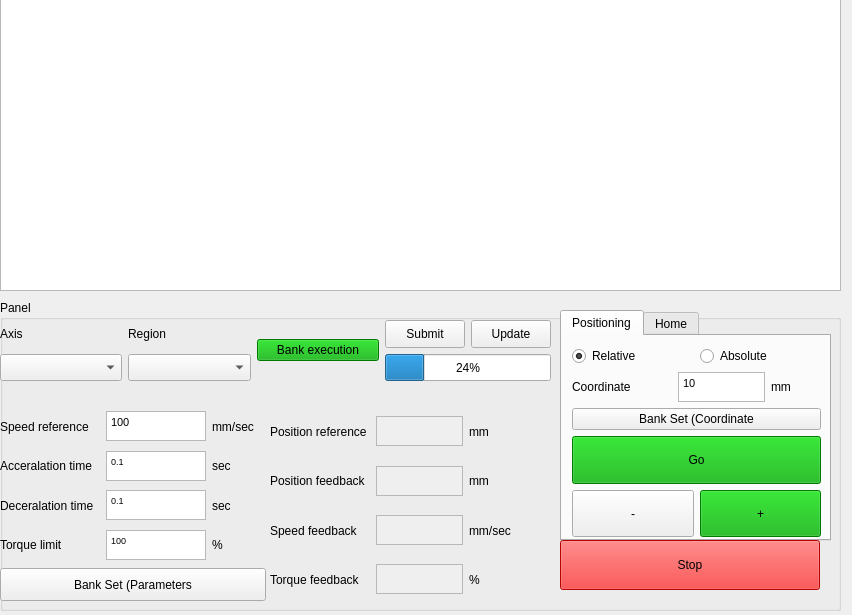
This is bank-view/frontmanaualmode.ui in smandyscom/front-base-widget as Qt 5 draws it before an edit. The edited form follows.
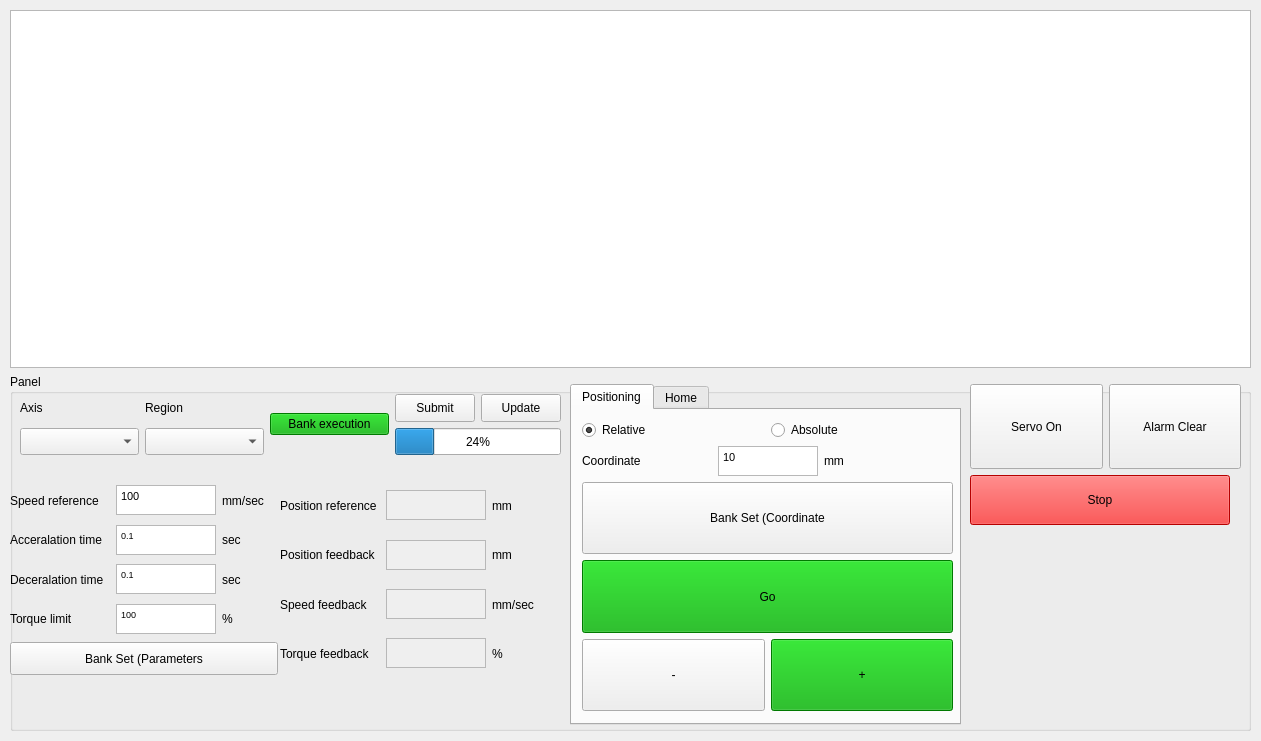
This is the edited form. The open tabs and pages were chosen to show the change.

Commit message: servo/alarm clear implemented

```diff
--- a/bank-view/frontmanaualmode.ui
+++ b/bank-view/frontmanaualmode.ui
@@ -6,8 +6,8 @@
    <rect>
     <x>0</x>
     <y>0</y>
-    <width>852</width>
-    <height>615</height>
+    <width>1261</width>
+    <height>741</height>
    </rect>
   </property>
   <property name="sizePolicy">
@@ -18,21 +18,36 @@
   </property>
   <property name="maximumSize">
    <size>
-    <width>1000</width>
-    <height>615</height>
+    <width>1261</width>
+    <height>741</height>
    </size>
   </property>
   <property name="windowTitle">
    <string>Form</string>
   </property>
-  <widget class="QGroupBox" name="groupBox_6">
+  <widget class="QWidget" name="layoutWidget">
    <property name="geometry">
     <rect>
-     <x>0</x>
-     <y>300</y>
-     <width>841</width>
-     <height>311</height>
+     <x>10</x>
+     <y>10</y>
+     <width>1241</width>
+     <height>721</height>
     </rect>
+   </property>
+   <layout class="QVBoxLayout" name="verticalLayout_9">
+    <property name="sizeConstraint">
+     <enum>QLayout::SetDefaultConstraint</enum>
+    </property>
+    <item>
+     <widget class="QTableView" name="tableViewCommandBlock"/>
+    </item>
+    <item>
+     <widget class="QGroupBox" name="groupBoxPanel">
+      <property name="sizePolicy">
+       <sizepolicy hsizetype="Expanding" vsizetype="Expanding">
+        <horstretch>0</horstretch>
+        <verstretch>0</verstretch>
+       </sizepolicy>
    </property>
    <property name="title">
     <string>Panel</string>
@@ -40,9 +55,9 @@
    <widget class="QWidget" name="layoutWidget">
     <property name="geometry">
      <rect>
-      <x>0</x>
+         <x>10</x>
       <y>20</y>
-      <width>551</width>
+         <width>541</width>
       <height>61</height>
      </rect>
     </property>
@@ -162,7 +177,7 @@
      <rect>
       <x>0</x>
       <y>110</y>
-      <width>266</width>
+         <width>268</width>
       <height>191</height>
      </rect>
     </property>
@@ -206,7 +221,7 @@
           <string>&lt;!DOCTYPE HTML PUBLIC &quot;-//W3C//DTD HTML 4.0//EN&quot; &quot;http://www.w3.org/TR/REC-html40/strict.dtd&quot;&gt;
 &lt;html&gt;&lt;head&gt;&lt;meta name=&quot;qrichtext&quot; content=&quot;1&quot; /&gt;&lt;style type=&quot;text/css&quot;&gt;
 p, li { white-space: pre-wrap; }
-&lt;/style&gt;&lt;/head&gt;&lt;body style=&quot; font-family:'MS Shell Dlg 2'; font-size:6.6pt; font-weight:400; font-style:normal;&quot;&gt;
+&lt;/style&gt;&lt;/head&gt;&lt;body style=&quot; font-family:'MS Shell Dlg 2'; font-size:7.8pt; font-weight:400; font-style:normal;&quot;&gt;
 &lt;p style=&quot; margin-top:0px; margin-bottom:0px; margin-left:0px; margin-right:0px; -qt-block-indent:0; text-indent:0px;&quot;&gt;&lt;span style=&quot; font-size:8.25pt;&quot;&gt;100&lt;/span&gt;&lt;/p&gt;&lt;/body&gt;&lt;/html&gt;</string>
          </property>
         </widget>
@@ -265,8 +280,8 @@
           <string>&lt;!DOCTYPE HTML PUBLIC &quot;-//W3C//DTD HTML 4.0//EN&quot; &quot;http://www.w3.org/TR/REC-html40/strict.dtd&quot;&gt;
 &lt;html&gt;&lt;head&gt;&lt;meta name=&quot;qrichtext&quot; content=&quot;1&quot; /&gt;&lt;style type=&quot;text/css&quot;&gt;
 p, li { white-space: pre-wrap; }
-&lt;/style&gt;&lt;/head&gt;&lt;body style=&quot; font-family:'MS Shell Dlg 2'; font-size:6.6pt; font-weight:400; font-style:normal;&quot;&gt;
-&lt;p style=&quot; margin-top:0px; margin-bottom:0px; margin-left:0px; margin-right:0px; -qt-block-indent:0; text-indent:0px;&quot;&gt;0.1&lt;/p&gt;&lt;/body&gt;&lt;/html&gt;</string>
+&lt;/style&gt;&lt;/head&gt;&lt;body style=&quot; font-family:'MS Shell Dlg 2'; font-size:7.8pt; font-weight:400; font-style:normal;&quot;&gt;
+&lt;p style=&quot; margin-top:0px; margin-bottom:0px; margin-left:0px; margin-right:0px; -qt-block-indent:0; text-indent:0px;&quot;&gt;&lt;span style=&quot; font-size:6.6pt;&quot;&gt;0.1&lt;/span&gt;&lt;/p&gt;&lt;/body&gt;&lt;/html&gt;</string>
          </property>
         </widget>
        </item>
@@ -318,8 +333,8 @@
           <string>&lt;!DOCTYPE HTML PUBLIC &quot;-//W3C//DTD HTML 4.0//EN&quot; &quot;http://www.w3.org/TR/REC-html40/strict.dtd&quot;&gt;
 &lt;html&gt;&lt;head&gt;&lt;meta name=&quot;qrichtext&quot; content=&quot;1&quot; /&gt;&lt;style type=&quot;text/css&quot;&gt;
 p, li { white-space: pre-wrap; }
-&lt;/style&gt;&lt;/head&gt;&lt;body style=&quot; font-family:'MS Shell Dlg 2'; font-size:6.6pt; font-weight:400; font-style:normal;&quot;&gt;
-&lt;p style=&quot; margin-top:0px; margin-bottom:0px; margin-left:0px; margin-right:0px; -qt-block-indent:0; text-indent:0px;&quot;&gt;0.1&lt;/p&gt;&lt;/body&gt;&lt;/html&gt;</string>
+&lt;/style&gt;&lt;/head&gt;&lt;body style=&quot; font-family:'MS Shell Dlg 2'; font-size:7.8pt; font-weight:400; font-style:normal;&quot;&gt;
+&lt;p style=&quot; margin-top:0px; margin-bottom:0px; margin-left:0px; margin-right:0px; -qt-block-indent:0; text-indent:0px;&quot;&gt;&lt;span style=&quot; font-size:6.6pt;&quot;&gt;0.1&lt;/span&gt;&lt;/p&gt;&lt;/body&gt;&lt;/html&gt;</string>
          </property>
         </widget>
        </item>
@@ -371,8 +386,8 @@
           <string>&lt;!DOCTYPE HTML PUBLIC &quot;-//W3C//DTD HTML 4.0//EN&quot; &quot;http://www.w3.org/TR/REC-html40/strict.dtd&quot;&gt;
 &lt;html&gt;&lt;head&gt;&lt;meta name=&quot;qrichtext&quot; content=&quot;1&quot; /&gt;&lt;style type=&quot;text/css&quot;&gt;
 p, li { white-space: pre-wrap; }
-&lt;/style&gt;&lt;/head&gt;&lt;body style=&quot; font-family:'MS Shell Dlg 2'; font-size:6.6pt; font-weight:400; font-style:normal;&quot;&gt;
-&lt;p style=&quot; margin-top:0px; margin-bottom:0px; margin-left:0px; margin-right:0px; -qt-block-indent:0; text-indent:0px;&quot;&gt;100&lt;/p&gt;&lt;/body&gt;&lt;/html&gt;</string>
+&lt;/style&gt;&lt;/head&gt;&lt;body style=&quot; font-family:'MS Shell Dlg 2'; font-size:7.8pt; font-weight:400; font-style:normal;&quot;&gt;
+&lt;p style=&quot; margin-top:0px; margin-bottom:0px; margin-left:0px; margin-right:0px; -qt-block-indent:0; text-indent:0px;&quot;&gt;&lt;span style=&quot; font-size:6.6pt;&quot;&gt;100&lt;/span&gt;&lt;/p&gt;&lt;/body&gt;&lt;/html&gt;</string>
          </property>
         </widget>
        </item>
@@ -411,7 +426,7 @@
      <rect>
       <x>270</x>
       <y>110</y>
-      <width>249</width>
+         <width>281</width>
       <height>191</height>
      </rect>
     </property>
@@ -619,8 +634,8 @@
      <rect>
       <x>560</x>
       <y>10</y>
-      <width>271</width>
-      <height>231</height>
+         <width>391</width>
+         <height>341</height>
      </rect>
     </property>
     <property name="currentIndex">
@@ -635,8 +650,8 @@
        <rect>
         <x>10</x>
         <y>10</y>
-        <width>249</width>
-        <height>191</height>
+           <width>371</width>
+           <height>291</height>
        </rect>
       </property>
       <layout class="QVBoxLayout" name="verticalLayout_5">
@@ -694,7 +709,7 @@
             <string>&lt;!DOCTYPE HTML PUBLIC &quot;-//W3C//DTD HTML 4.0//EN&quot; &quot;http://www.w3.org/TR/REC-html40/strict.dtd&quot;&gt;
 &lt;html&gt;&lt;head&gt;&lt;meta name=&quot;qrichtext&quot; content=&quot;1&quot; /&gt;&lt;style type=&quot;text/css&quot;&gt;
 p, li { white-space: pre-wrap; }
-&lt;/style&gt;&lt;/head&gt;&lt;body style=&quot; font-family:'MS Shell Dlg 2'; font-size:6.6pt; font-weight:400; font-style:normal;&quot;&gt;
+&lt;/style&gt;&lt;/head&gt;&lt;body style=&quot; font-family:'MS Shell Dlg 2'; font-size:7.8pt; font-weight:400; font-style:normal;&quot;&gt;
 &lt;p style=&quot; margin-top:0px; margin-bottom:0px; margin-left:0px; margin-right:0px; -qt-block-indent:0; text-indent:0px;&quot;&gt;&lt;span style=&quot; font-size:8.25pt;&quot;&gt;10&lt;/span&gt;&lt;/p&gt;&lt;/body&gt;&lt;/html&gt;</string>
            </property>
           </widget>
@@ -716,6 +731,12 @@
        </item>
        <item>
         <widget class="QPushButton" name="pushButtonCoordinateSet">
+            <property name="sizePolicy">
+             <sizepolicy hsizetype="Expanding" vsizetype="Expanding">
+              <horstretch>0</horstretch>
+              <verstretch>0</verstretch>
+             </sizepolicy>
+            </property>
          <property name="text">
           <string>Bank Set (Coordinate</string>
          </property>
@@ -724,7 +745,7 @@
        <item>
         <widget class="QPushButton" name="pushButtonPosition">
          <property name="sizePolicy">
-          <sizepolicy hsizetype="Minimum" vsizetype="Expanding">
+             <sizepolicy hsizetype="Expanding" vsizetype="Expanding">
            <horstretch>0</horstretch>
            <verstretch>0</verstretch>
           </sizepolicy>
@@ -745,7 +766,7 @@
          <item>
           <widget class="QPushButton" name="pushButtonFeedBackward">
            <property name="sizePolicy">
-            <sizepolicy hsizetype="Minimum" vsizetype="Expanding">
+               <sizepolicy hsizetype="Expanding" vsizetype="Expanding">
              <horstretch>0</horstretch>
              <verstretch>0</verstretch>
             </sizepolicy>
@@ -764,7 +785,7 @@
          <item>
           <widget class="QPushButton" name="pushButtonFeedForward">
            <property name="sizePolicy">
-            <sizepolicy hsizetype="Minimum" vsizetype="Expanding">
+               <sizepolicy hsizetype="Expanding" vsizetype="Expanding">
              <horstretch>0</horstretch>
              <verstretch>0</verstretch>
             </sizepolicy>
@@ -992,14 +1013,90 @@
      </widget>
     </widget>
    </widget>
+      <widget class="QWidget" name="layoutWidget">
+       <property name="geometry">
+        <rect>
+         <x>960</x>
+         <y>10</y>
+         <width>271</width>
+         <height>141</height>
+        </rect>
+       </property>
+       <layout class="QVBoxLayout" name="verticalLayout_8">
+        <item>
+         <layout class="QHBoxLayout" name="horizontalLayout_19">
+          <item>
+           <widget class="QPushButton" name="pushButtonServoOn">
+            <property name="sizePolicy">
+             <sizepolicy hsizetype="Minimum" vsizetype="Expanding">
+              <horstretch>0</horstretch>
+              <verstretch>0</verstretch>
+             </sizepolicy>
+            </property>
+            <property name="palette">
+             <palette>
+              <active>
+               <colorrole role="Base">
+                <brush brushstyle="SolidPattern">
+                 <color alpha="255">
+                  <red>0</red>
+                  <green>170</green>
+                  <blue>0</blue>
+                 </color>
+                </brush>
+               </colorrole>
+              </active>
+              <inactive>
+               <colorrole role="Base">
+                <brush brushstyle="SolidPattern">
+                 <color alpha="255">
+                  <red>255</red>
+                  <green>255</green>
+                  <blue>255</blue>
+                 </color>
+                </brush>
+               </colorrole>
+              </inactive>
+              <disabled>
+               <colorrole role="Base">
+                <brush brushstyle="SolidPattern">
+                 <color alpha="255">
+                  <red>240</red>
+                  <green>240</green>
+                  <blue>240</blue>
+                 </color>
+                </brush>
+               </colorrole>
+              </disabled>
+             </palette>
+            </property>
+            <property name="text">
+             <string>Servo On</string>
+            </property>
+           </widget>
+          </item>
+          <item>
+           <widget class="QPushButton" name="pushButtonAlarmClear">
+            <property name="sizePolicy">
+             <sizepolicy hsizetype="Minimum" vsizetype="Expanding">
+              <horstretch>0</horstretch>
+              <verstretch>0</verstretch>
+             </sizepolicy>
+            </property>
+            <property name="text">
+             <string>Alarm Clear</string>
+            </property>
+           </widget>
+          </item>
+         </layout>
+        </item>
+        <item>
    <widget class="QPushButton" name="pushButtonStop">
-    <property name="geometry">
-     <rect>
-      <x>560</x>
-      <y>240</y>
-      <width>260</width>
-      <height>50</height>
-     </rect>
+          <property name="sizePolicy">
+           <sizepolicy hsizetype="Expanding" vsizetype="Expanding">
+            <horstretch>0</horstretch>
+            <verstretch>0</verstretch>
+           </sizepolicy>
     </property>
     <property name="maximumSize">
      <size>
@@ -1007,6 +1104,12 @@
       <height>50</height>
      </size>
     </property>
+          <property name="layoutDirection">
+           <enum>Qt::LeftToRight</enum>
+          </property>
+          <property name="autoFillBackground">
+           <bool>false</bool>
+          </property>
     <property name="styleSheet">
      <string notr="true">background-color: rgb(255, 0, 0);</string>
     </property>
@@ -1014,16 +1117,12 @@
      <string>Stop</string>
     </property>
    </widget>
-  </widget>
-  <widget class="QTableView" name="tableViewCommandBlock">
-   <property name="geometry">
-    <rect>
-     <x>0</x>
-     <y>-10</y>
-     <width>841</width>
-     <height>301</height>
-    </rect>
-   </property>
+        </item>
+       </layout>
+      </widget>
+     </widget>
+    </item>
+   </layout>
   </widget>
  </widget>
  <resources/>
```
Left out of the diff: 18 changed lines with no effect on the pictures. Lines whose indentation alone changed are shown as unchanged. The commit also changes 11 other files.
